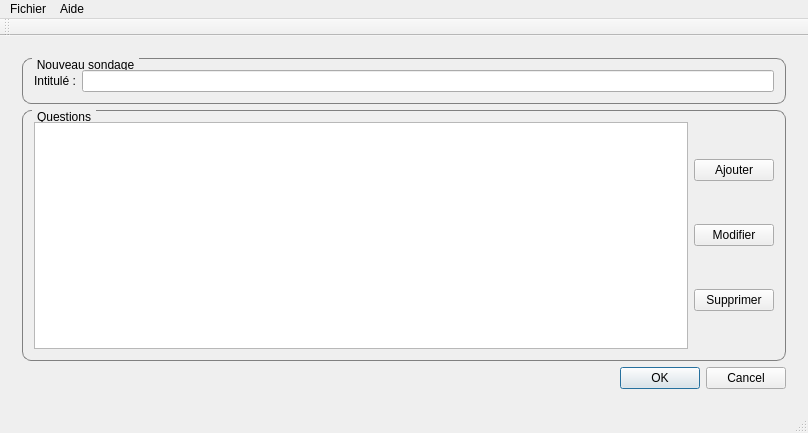
Old version of the form admin-app/mainwindow.ui in the repository BnHrb/beam-rainbow.
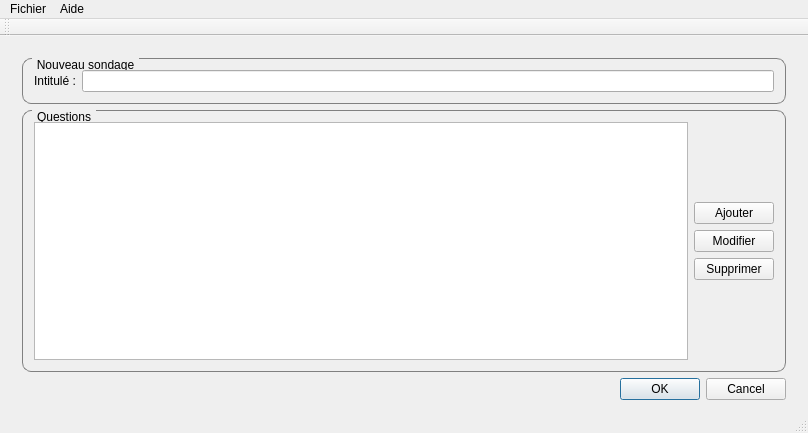
New version of the form. The open tabs and pages were chosen to show the change.

```diff
--- a/admin-app/mainwindow.ui
+++ b/admin-app/mainwindow.ui
@@ -27,8 +27,8 @@
 }</string>
   </property>
   <widget class="QWidget" name="centralWidget">
-   <layout class="QVBoxLayout" name="verticalLayout">
-    <item>
+   <layout class="QGridLayout" name="gridLayout_10">
+    <item row="0" column="0">
      <widget class="QStackedWidget" name="stackedWidget">
       <property name="currentIndex">
        <number>2</number>
@@ -286,8 +286,11 @@
        <zorder></zorder>
       </widget>
       <widget class="QWidget" name="page">
-       <layout class="QGridLayout" name="gridLayout_10">
-        <item row="0" column="0">
+       <layout class="QVBoxLayout" name="verticalLayout_7">
+        <property name="bottomMargin">
+         <number>0</number>
+        </property>
+        <item>
          <layout class="QGridLayout" name="gridLayout_9">
           <item row="0" column="0">
            <widget class="QGroupBox" name="groupBox_3">
@@ -325,6 +328,19 @@
              </item>
              <item row="0" column="1">
               <layout class="QVBoxLayout" name="verticalLayout_6">
+               <item>
+                <spacer name="verticalSpacer_5">
+                 <property name="orientation">
+                  <enum>Qt::Vertical</enum>
+                 </property>
+                 <property name="sizeHint" stdset="0">
+                  <size>
+                   <width>20</width>
+                   <height>40</height>
+                  </size>
+                 </property>
+                </spacer>
+               </item>
                <item>
                 <widget class="QPushButton" name="addQuestionButton">
                  <property name="text">
@@ -346,6 +362,19 @@
                  </property>
                 </widget>
                </item>
+               <item>
+                <spacer name="verticalSpacer_6">
+                 <property name="orientation">
+                  <enum>Qt::Vertical</enum>
+                 </property>
+                 <property name="sizeHint" stdset="0">
+                  <size>
+                   <width>20</width>
+                   <height>40</height>
+                  </size>
+                 </property>
+                </spacer>
+               </item>
               </layout>
              </item>
             </layout>
```
Left out of the diff: 54 changed lines with no effect on the pictures.
